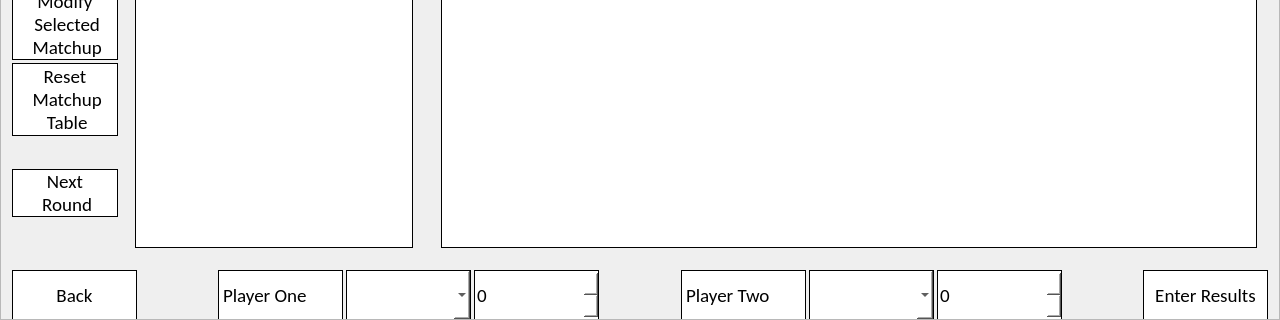
Qt form forms/mainwindow.ui (WatkingStudio/Tournament-Creator) before a commit; both pictures show x 0 to 1280 and y 413 to 733 of the 1280 by 733 pixel window.
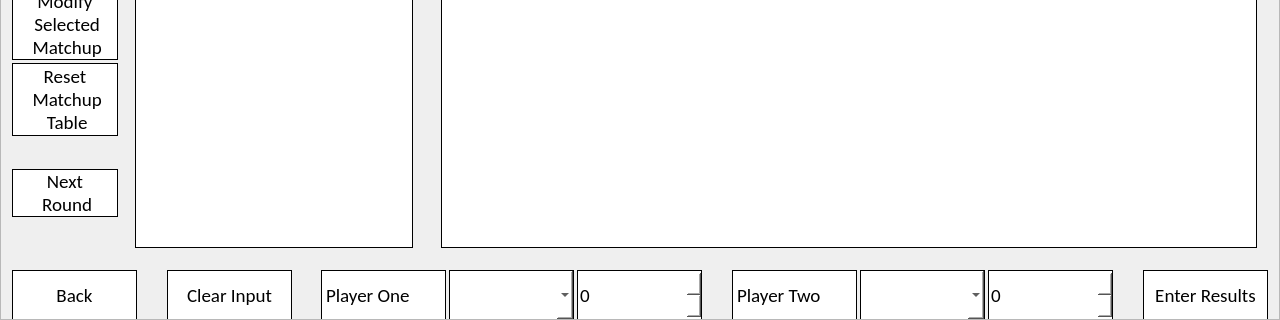
The same form after that commit. The open tabs and pages were chosen to show the change. Icons and pictures are not drawn.

```diff
--- a/forms/mainwindow.ui
+++ b/forms/mainwindow.ui
@@ -1301,6 +1301,44 @@
                  </property>
                 </spacer>
                </item>
+               <item>
+                <widget class="QPushButton" name="MatchupsClearInputButton">
+                 <property name="minimumSize">
+                  <size>
+                   <width>125</width>
+                   <height>50</height>
+                  </size>
+                 </property>
+                 <property name="font">
+                  <font>
+                   <family>Calibri</family>
+                   <pointsize>14</pointsize>
+                  </font>
+                 </property>
+                 <property name="toolTip">
+                  <string>Clear the Current Matchup Input</string>
+                 </property>
+                 <property name="styleSheet">
+                  <string notr="true">border: 1px solid; background:white;</string>
+                 </property>
+                 <property name="text">
+                  <string>Clear Input</string>
+                 </property>
+                </widget>
+               </item>
+               <item>
+                <spacer name="horizontalSpacer">
+                 <property name="orientation">
+                  <enum>Qt::Horizontal</enum>
+                 </property>
+                 <property name="sizeHint" stdset="0">
+                  <size>
+                   <width>40</width>
+                   <height>20</height>
+                  </size>
+                 </property>
+                </spacer>
+               </item>
                <item>
                 <widget class="QLabel" name="MatchupsPlayerOneNameLabel">
                  <property name="minimumSize">
```
Left out of the diff: 6 changed lines with no effect on the pictures.
